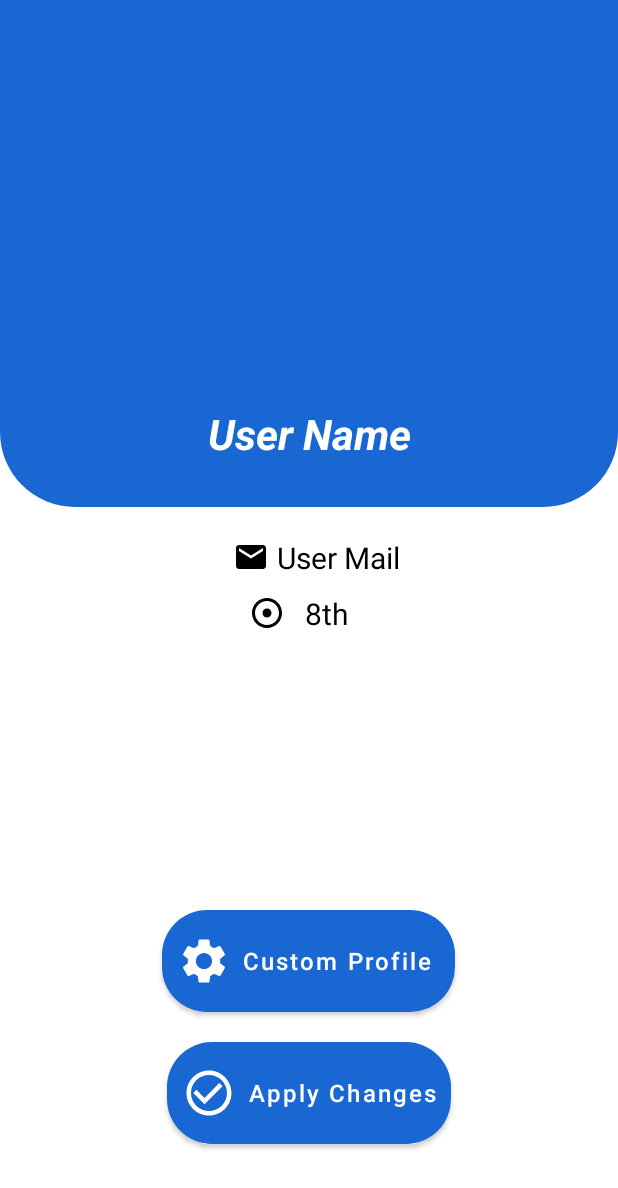
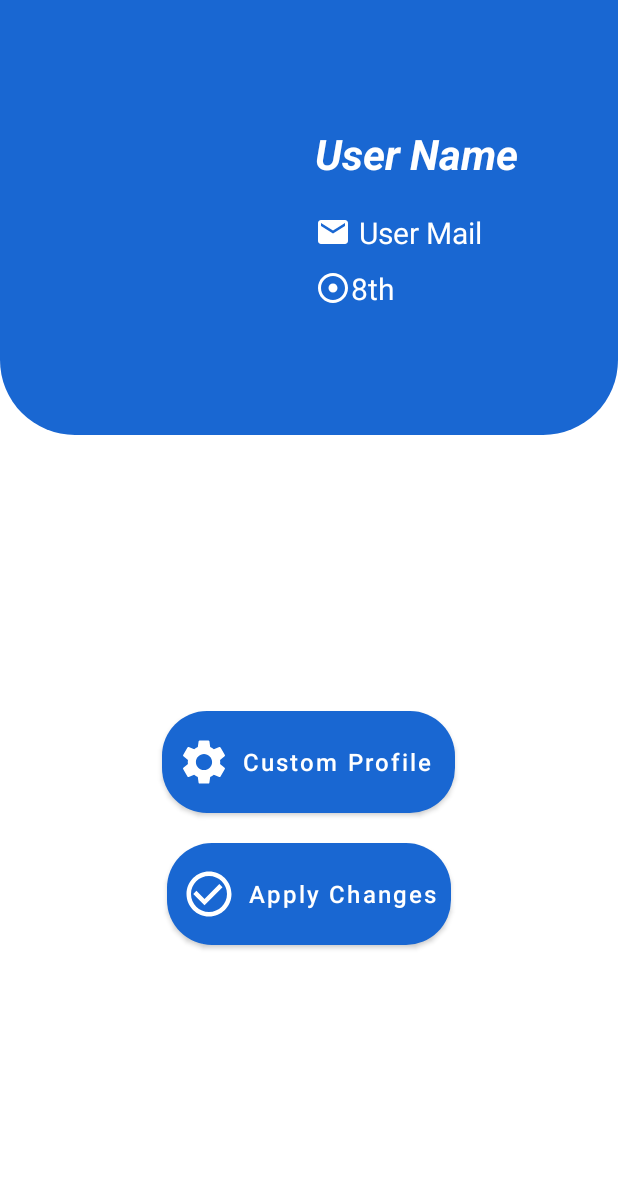
Before and after one commit to Amit-MBCA/AceMentor, an Android app: the Profile screen opened directly, with no data from a screen before it, on a phone screen of 412 x 824 dp. Shown: the top 1188 px of the screen. Run offline under Robolectric (Android 15) with nearby library versions, the phone set to English and light mode, and no system bars; our stand-ins replace CircleImageView, Firebase (no records; nobody signed in at launch, a user with empty details on screens opened directly); libraries missing offline, so code that uses them is left out: com.github.dhaval2404.imagepicker.

```diff
--- a/app/src/main/java/com/example/ib/MentorsAdapter.java
+++ b/app/src/main/java/com/example/ib/MentorsAdapter.java
@@ -49,7 +49,7 @@ public class MentorsAdapter extends FirebaseRecyclerAdapter<Mentors,MentorsAdapt
 //            progressBar = (ProgressBar)itemView.findViewById(R.id.progressCircular);
             img =(CircleImageView)itemView.findViewById(R.id.profpic);
             name = (TextView) itemView.findViewById(R.id.mentorName);
-            discription = (TextView) itemView.findViewById(R.id.mentorDisc);
+            discription = (TextView) itemView.findViewById(R.id.mentorMail);
         }
     }
 
--- a/app/src/main/java/com/example/ib/SlotActivity.java
+++ b/app/src/main/java/com/example/ib/SlotActivity.java
@@ -37,7 +37,7 @@ public class SlotActivity extends AppCompatActivity {
         super.onCreate(savedInstanceState);
         setContentView(R.layout.activity_slot);
 
-
+        getSupportActionBar().hide();
         Bundle extras = getIntent().getExtras();
         String subject= extras.getString("Subject");
 
--- /dev/null
+++ b/app/src/main/res/drawable/white_email_24.xml
@@ -0,0 +1,5 @@
+<vector android:height="24dp" android:tint="#FFFFFF"
+    android:viewportHeight="24" android:viewportWidth="24"
+    android:width="24dp" xmlns:android="http://schemas.android.com/apk/res/android">
+    <path android:fillColor="@android:color/white" android:pathData="M20,4L4,4c-1.1,0 -1.99,0.9 -1.99,2L2,18c0,1.1 0.9,2 2,2h16c1.1,0 2,-0.9 2,-2L22,6c0,-1.1 -0.9,-2 -2,-2zM20,8l-8,5 -8,-5L4,6l8,5 8,-5v2z"/>
+</vector>
--- /dev/null
+++ b/app/src/main/res/drawable/white_standby_24.xml
@@ -0,0 +1,5 @@
+<vector android:height="24dp" android:tint="#FFFFFF"
+    android:viewportHeight="24" android:viewportWidth="24"
+    android:width="24dp" xmlns:android="http://schemas.android.com/apk/res/android">
+    <path android:fillColor="@android:color/white" android:pathData="M12,2C6.49,2 2,6.49 2,12s4.49,10 10,10s10,-4.49 10,-10S17.51,2 12,2zM12,20c-4.41,0 -8,-3.59 -8,-8s3.59,-8 8,-8s8,3.59 8,8S16.41,20 12,20zM15,12c0,1.66 -1.34,3 -3,3s-3,-1.34 -3,-3s1.34,-3 3,-3S15,10.34 15,12z"/>
+</vector>
--- a/app/src/main/res/layout/activity_mconfirmed.xml
+++ b/app/src/main/res/layout/activity_mconfirmed.xml
@@ -17,7 +17,7 @@
         android:text="Meeting Confirmed"
         android:textAlignment="center"
         android:textColor="@color/primaryColor"
-        android:textSize="28sp"
+        android:textSize="34sp"
         android:textStyle="bold" />
 
     <TextView
@@ -32,7 +32,7 @@
         android:text="Congratulations, your first meeting with your mentor is confirmed. You will also receive a confirmation email with the date and time."
         android:textAlignment="center"
         android:textColor="#000000"
-        android:textSize="20sp" />
+        android:textSize="16sp" />
 
     <LinearLayout
         android:layout_width="wrap_content"
--- a/app/src/main/res/layout/activity_profile.xml
+++ b/app/src/main/res/layout/activity_profile.xml
@@ -17,7 +17,7 @@
             android:layout_width="match_parent"
             android:layout_height="wrap_content"
             android:background="@drawable/profilebg"
-            android:orientation="vertical">
+            android:orientation="horizontal">
 
             <de.hdodenhof.circleimageview.CircleImageView
                 android:id="@+id/gotopfpic"
@@ -25,49 +25,63 @@
                 android:layout_height="200dp"
                 android:layout_gravity="center_horizontal|center_vertical"
                 android:layout_marginTop="50dp"
-                android:layout_marginBottom="20dp"
+                android:layout_marginBottom="40dp"
                 android:padding="10dp"
                 android:src="@drawable/prfpic_200"
                 app:civ_border_color="@color/white"
                 app:civ_border_width="1dp" />
 
+            <LinearLayout
+                android:layout_width="match_parent"
+                android:layout_height="match_parent"
+                android:layout_gravity="left"
+                android:gravity="center_vertical"
+                android:orientation="vertical"
+                android:textAlignment="gravity">
+
+
                 <TextView
                     android:id="@+id/pName"
                     android:layout_width="match_parent"
                     android:layout_height="wrap_content"
-                android:layout_marginBottom="30dp"
+                    android:ellipsize="end"
+                    android:maxLines="1"
+                    android:paddingLeft="10dp"
                     android:text="User"
-                android:textAlignment="center"
+                    android:textAlignment="viewStart"
                     android:textColor="#FFFFFF"
                     android:textSize="28sp"
                     android:textStyle="bold|italic" />
-        </LinearLayout>
 
                 <TextView
                     android:id="@+id/pEmail"
-            android:layout_width="wrap_content"
+                    android:layout_width="match_parent"
                     android:layout_height="wrap_content"
-            android:layout_gravity="center"
                     android:layout_marginTop="20dp"
-            android:drawableLeft="@drawable/uemail_24"
+                    android:drawableLeft="@drawable/white_email_24"
                     android:drawablePadding="5dp"
+                    android:ellipsize="end"
+                    android:maxLines="1"
                     android:paddingLeft="10dp"
                     android:text="Email"
                     android:textAlignment="viewStart"
-            android:textColor="#000000"
+                    android:textColor="#FFFFFF"
                     android:textSize="20sp" />
 
                 <TextView
                     android:id="@+id/pStd"
-            android:layout_width="80dp"
+                    android:layout_width="wrap_content"
                     android:layout_height="wrap_content"
-            android:layout_gravity="center"
+                    android:layout_gravity="center|left"
                     android:layout_marginTop="10dp"
-            android:drawableLeft="@drawable/standby_24"
+                    android:drawableLeft="@drawable/white_standby_24"
+                    android:paddingLeft="10dp"
                     android:text="12th"
                     android:textAlignment="center"
-            android:textColor="#000000"
+                    android:textColor="#FFFFFF"
                     android:textSize="20sp" />
+            </LinearLayout>
+        </LinearLayout>
 
         <Switch
             android:id="@+id/isMentor"
@@ -87,7 +101,6 @@
             android:layout_height="wrap_content"
             android:layout_gravity="center"
             android:layout_marginTop="10dp"
-            android:background="@drawable/tvsubjectsbg"
             android:minHeight="48dp"
             android:padding="10dp"
             android:text="Select Subject as a Mentor"
--- a/app/src/main/res/layout/activity_schedule_meet.xml
+++ b/app/src/main/res/layout/activity_schedule_meet.xml
@@ -15,7 +15,7 @@
         android:layout_marginTop="30dp"
         android:text="Timings"
         android:textColor="@color/primaryColor"
-        android:textSize="28sp"
+        android:textSize="34sp"
         android:textStyle="bold" />
 
     <TextView
```
Also changed, not shown: app/src/main/AndroidManifest.xml (+6 -4 lines), app/src/main/java/com/example/ib/HomePage.java (+36 -8 lines), app/src/main/res/layout/activity_home_page.xml (+8 -7 lines), app/src/main/res/layout/activity_slot.xml (+22 -0 lines), app/src/main/res/layout/activity_splash_screen.xml (+5 -5 lines), app/src/main/res/layout/eachslot.xml (+26 -22 lines), app/src/main/res/drawable/acelogo.png (added), app/src/main/res/drawable/ibdiploma1.jpg (added), app/src/main/res/drawable/ibmyp1.jpg (added), app/src/main/res/drawable/logo.jpg (added). Lines whose indentation alone changed are shown as unchanged.
